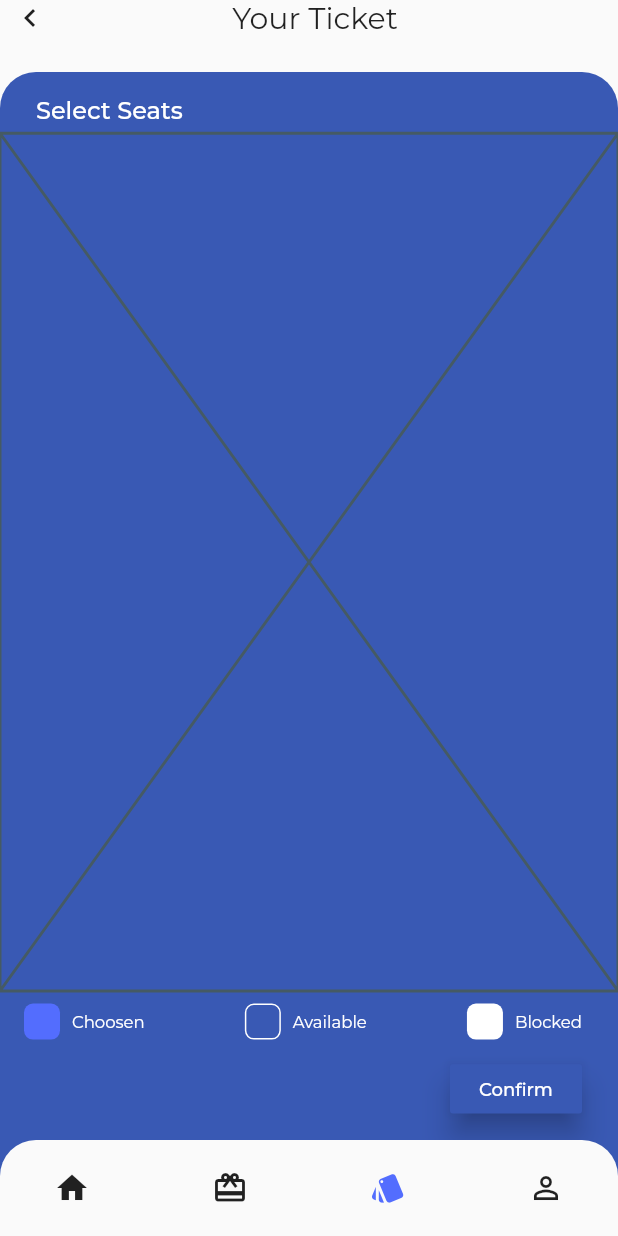
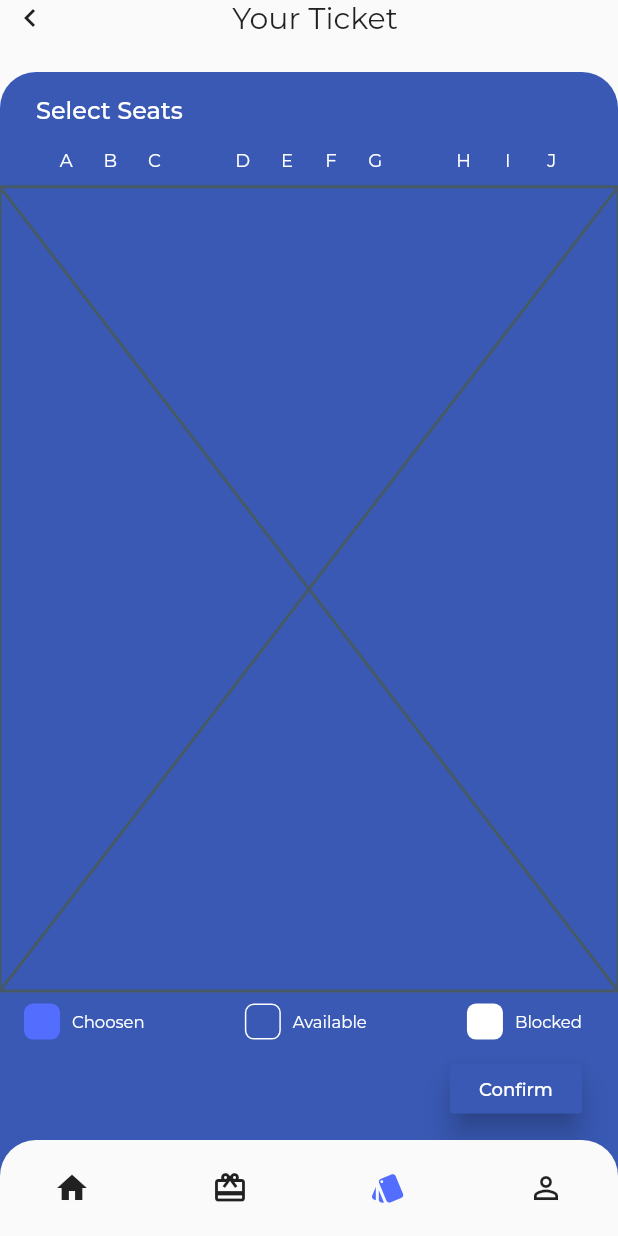
Before and after one commit to JAICHANGPARK/flutter_notebook_5th_story, a Flutter app: the screen it shows after launch, on a phone screen of 412 x 824 dp. Run offline on Flutter 3.47's test engine with Material 2 defaults, Android fonts, the phone set to English and light mode, and no system bars; our stand-ins replace google_fonts.

Commit message:
Update main_page.dart

```diff
--- a/lib/ep409_flight_ticket/main_page.dart
+++ b/lib/ep409_flight_ticket/main_page.dart
@@ -1,9 +1,13 @@
+import 'dart:math';
+
 import 'package:flutter/cupertino.dart';
 import 'package:flutter/material.dart';
+import 'package:flutternotebook5th/generated/i18n.dart';
 import 'package:google_fonts/google_fonts.dart';
 
-class Seat{
+class Seat {
   final bool isAvailable;
+
   Seat({this.isAvailable});
 }
 
@@ -24,12 +28,163 @@ class TicketPage extends StatefulWidget {
 class _TicketPageState extends State<TicketPage> {
   Color appColor = Color(0xff3959b4); // 57 89 180 dec to hex 39 59 b4
   List<Seat> _item;
+  int _row = 10;
+  int _column = 14;
+
   @override
   void initState() {
     // TODO: implement initState
-    _item= List.generate(10, (index) => );
+    Random random = Random();
+    //TODO: One Dimension Array
+    _item = List<Seat>.generate(10, (index) => Seat(isAvailable: random.nextBool()));
+    _item.forEach((element) {
+      print(element.isAvailable);
+    });
+
+    //TODO : 2 Dimension Array
+    var _tmp =
+        List.generate(_column, (index) =>
+        List<Seat>.generate(_row, (index) =>
+            Seat(isAvailable: random.nextBool())));
+    _tmp.forEach((element) {
+      element.forEach((e) {
+        print(e.isAvailable);
+      });
+    });
+
     super.initState();
   }
+
+
+  List<Widget> _buildSeatTitle(){
+    return <Widget>[
+      Expanded(
+        child: Container(),
+      ),
+      Expanded(
+        child: Container(
+          child: Center(
+            child: Text("A",style:
+            GoogleFonts.montserrat(
+                fontSize: 12,
+                color: Colors.white
+            ),),
+          ),
+        ),
+      ),
+      Expanded(
+        child: Container(
+          child: Center(
+            child: Text("B",style:
+            GoogleFonts.montserrat(
+                fontSize: 12,
+                color: Colors.white
+            ),),
+          ),
+        ),
+      ),
+      Expanded(
+        child: Container(
+          child: Center(
+            child: Text("C",style:
+            GoogleFonts.montserrat(
+                fontSize: 12,
+                color: Colors.white
+            ),),
+          ),
+        ),
+      ),
+      Expanded(
+        child: Container(),
+      ),
+      Expanded(
+        child: Container(
+          child: Center(
+            child: Text("D",style:
+            GoogleFonts.montserrat(
+                fontSize: 12,
+                color: Colors.white
+            ),),
+          ),
+        ),
+      ),
+      Expanded(
+        child: Container(
+          child: Center(
+            child: Text("E",style:
+            GoogleFonts.montserrat(
+                fontSize: 12,
+                color: Colors.white
+            ),),
+          ),
+        ),
+      ),
+      Expanded(
+        child: Container(
+          child: Center(
+            child: Text("F",style:
+            GoogleFonts.montserrat(
+                fontSize: 12,
+                color: Colors.white
+            ),),
+          ),
+        ),
+      ),
+      Expanded(
+        child: Container(
+          child: Center(
+            child: Text("G",style:
+            GoogleFonts.montserrat(
+                fontSize: 12,
+                color: Colors.white
+            ),),
+          ),
+        ),
+      ),
+      Expanded(
+        child: Container(),
+      ),
+      Expanded(
+        child: Container(
+          child: Center(
+            child: Text("H",style:
+            GoogleFonts.montserrat(
+                fontSize: 12,
+                color: Colors.white
+            ),),
+          ),
+        ),
+      ),
+      Expanded(
+        child: Container(
+          child: Center(
+            child: Text("I",style:
+            GoogleFonts.montserrat(
+                fontSize: 12,
+                color: Colors.white
+            ),),
+          ),
+        ),
+      ),
+      Expanded(
+        child: Container(
+          child: Center(
+            child: Text("J",style:
+            GoogleFonts.montserrat(
+                fontSize: 12,
+                color: Colors.white
+            ),),
+          ),
+        ),
+      ),
+      Expanded(
+        child: Container(),
+      ),
+
+    ];
+
+  }
+
   @override
   Widget build(BuildContext context) {
     return Scaffold(
@@ -78,7 +233,20 @@ class _TicketPageState extends State<TicketPage> {
                     ),
                     Expanded(
                       flex: 28,
-                      child: Placeholder(),
+                      child: Column(
+                        children: <Widget>[
+                          Expanded(
+                            flex: 1,
+                            child: Row(
+                              children: _buildSeatTitle(),
+                            ),
+                          ),
+                          Expanded(
+                            flex: 15,
+                            child: Placeholder(),
+                          )
+                        ],
+                      ),
                     ),
                     Expanded(
                       flex: 4,
@@ -181,21 +349,20 @@ class _TicketPageState extends State<TicketPage> {
                   children: <Widget>[
                     IconButton(
                       icon: Icon(Icons.home),
-                      onPressed: (){},
+                      onPressed: () {},
                     ),
                     IconButton(
                       icon: Icon(Icons.card_giftcard),
-                      onPressed: (){},
-                    )
-                    ,
+                      onPressed: () {},
+                    ),
                     IconButton(
                       icon: Icon(Icons.style),
                       color: Colors.indigoAccent,
-                      onPressed: (){},
+                      onPressed: () {},
                     ),
                     IconButton(
                       icon: Icon(Icons.person_outline),
-                      onPressed: (){},
+                      onPressed: () {},
                     )
                   ],
                 ),
```
